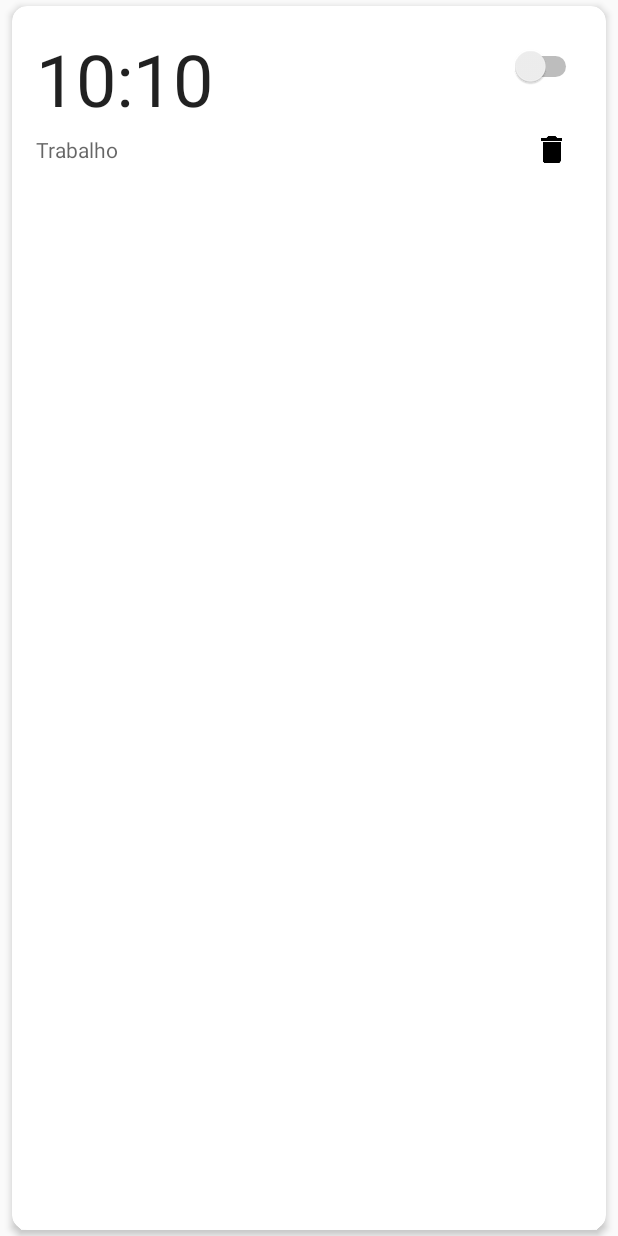
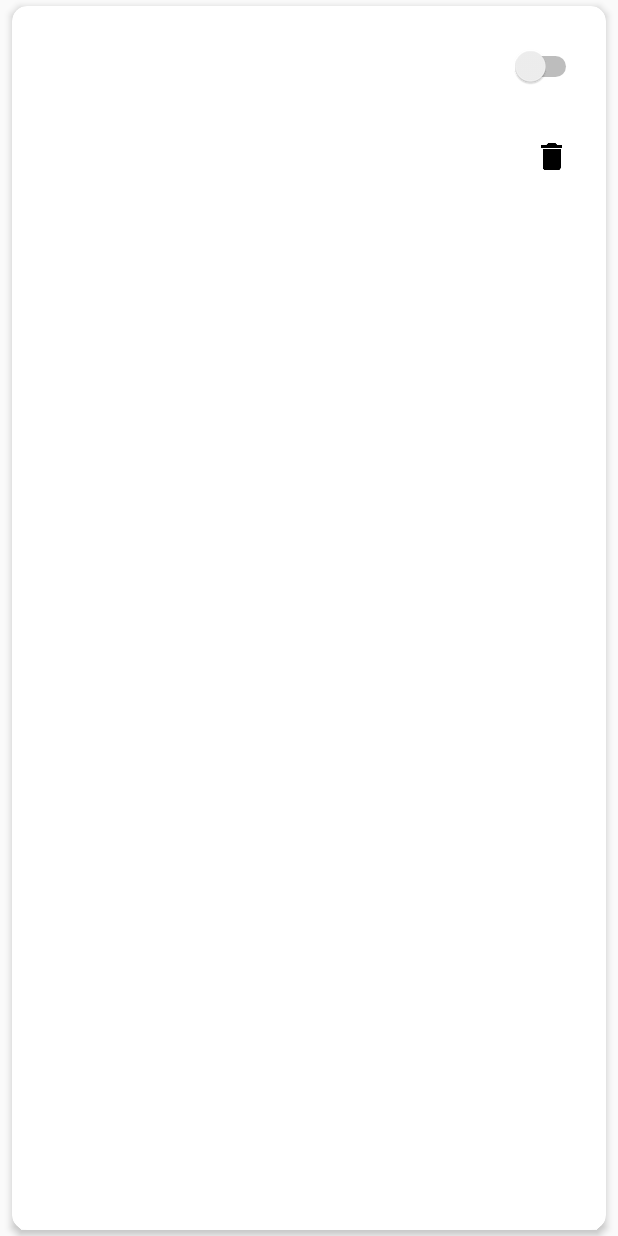
Before and after one commit to brunov0id/AlarmDroid, an Android app: the layout item.xml on its own in the app's theme, with its tools: preview values and no code run, on a phone screen of 412 x 824 dp. Run offline under Robolectric (Android 15) with nearby library versions, the phone set to English and light mode, and no system bars.

```diff
--- a/app/src/main/res/layout/fragment_card.xml
+++ b/app/src/main/res/layout/fragment_card.xml
@@ -15,7 +15,8 @@
     <com.melnykov.fab.FloatingActionButton
         android:id="@+id/fab"
         android:layout_width="wrap_content"
-        android:layout_height="wrap_content"
+        android:layout_marginBottom="20dp"
+        android:layout_height="94dp"
         android:src="@drawable/add"
         fab:fab_colorNormal="@color/colorPrimary"
         fab:fab_colorPressed="@color/colorPrimaryDark"
--- a/app/src/main/res/layout/item.xml
+++ b/app/src/main/res/layout/item.xml
@@ -32,8 +32,7 @@
             android:layout_marginLeft="16dp"
             android:layout_marginRight="16dp"
             android:textAppearance="?android:attr/textAppearanceLarge"
-            android:textSize="48sp"
-            android:text="10:10" />
+            android:textSize="48sp" />
 
         <Switch
             android:id="@+id/a_Switch"
@@ -53,7 +52,7 @@
         <TextView
             android:id="@+id/txt_Title"
             android:layout_width="wrap_content"
-            android:layout_height="30dp"
+            android:layout_height="40dp"
             android:layout_alignParentLeft="true"
             android:layout_alignParentStart="true"
             android:layout_below="@+id/txt_Clock"
@@ -62,9 +61,8 @@
             android:gravity="center_vertical"
             android:layout_marginLeft="16dp"
             android:layout_marginRight="16dp"
-            android:textSize="14sp"
-            android:textAppearance="?android:attr/textAppearanceMedium"
-            android:text="Trabalho" />
+            android:textSize="16sp"
+            android:textAppearance="?android:attr/textAppearanceMedium" />
 
         <ImageButton
             android:id="@+id/img_Delete"
```
Also changed, not shown: app/src/main/java/com/example/betweenbits/alarmdroid/adapter/CardAdapter.java (+38 -2 lines).
